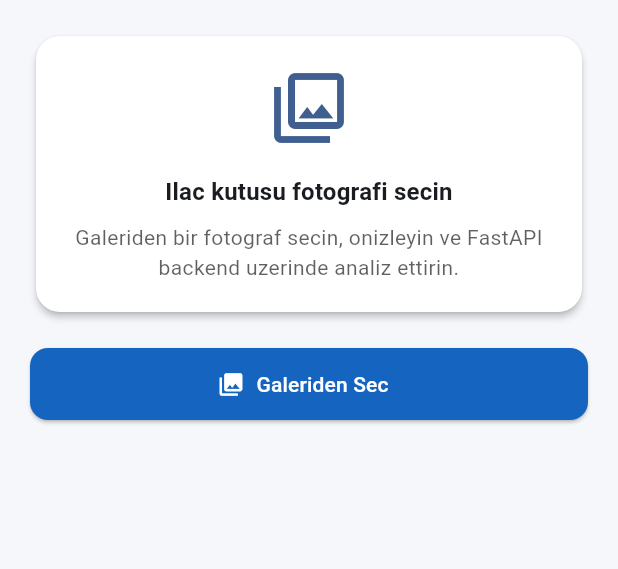
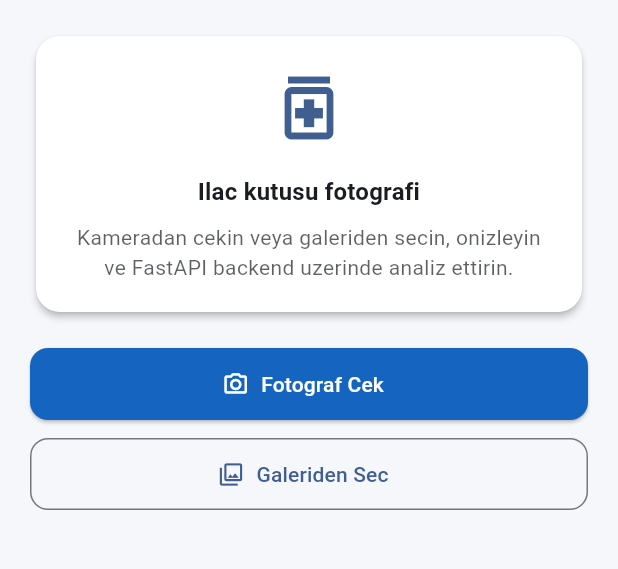
Before and after one commit to Melikeda/medicine-box-detection-yolov8, a Flutter app: the screen it shows after launch, after a tap on "Galeriden Sec", on a phone screen of 412 x 824 dp, the part 84-653 px from its top. Run offline on Flutter 3.47's test engine with Material 3 defaults, Android fonts, the phone set to English and light mode, and no system bars; our stand-ins replace image_picker.

Commit message:
Add mobile camera capture for Phase 18 home screen.
Enable direct photo capture via image_picker with Android permissions, shared preview flow, docs, and widget tests so users can scan medicine boxes without gallery-only selection.

Co-authored-by: Cursor <cursoragent@cursor.com>

```diff
--- a/mobile/lib/screens/home_screen.dart
+++ b/mobile/lib/screens/home_screen.dart
@@ -18,12 +18,36 @@ class _HomeScreenState extends State<HomeScreen> {
 
   String? _selectedImagePath;
   bool _isPicking = false;
+  _PickSource? _activePickSource;
 
-  Future<void> _pickImage() async {
-    setState(() => _isPicking = true);
+  Future<void> _pickFromGallery() {
+    return _pickImage(
+      source: _PickSource.gallery,
+      picker: _imagePickerService.pickFromGallery,
+      failureMessage: 'Galeri acilamadi',
+    );
+  }
+
+  Future<void> _captureFromCamera() {
+    return _pickImage(
+      source: _PickSource.camera,
+      picker: _imagePickerService.pickFromCamera,
+      failureMessage: 'Kamera acilamadi',
+    );
+  }
+
+  Future<void> _pickImage({
+    required _PickSource source,
+    required Future<String?> Function() picker,
+    required String failureMessage,
+  }) async {
+    setState(() {
+      _isPicking = true;
+      _activePickSource = source;
+    });
 
     try {
-      final path = await _imagePickerService.pickFromGallery();
+      final path = await picker();
       if (!mounted) {
         return;
       }
@@ -41,10 +65,13 @@ class _HomeScreenState extends State<HomeScreen> {
       if (!mounted) {
         return;
       }
-      _showError('Galeri acilamadi: $error');
+      _showError('$failureMessage: $error');
     } finally {
       if (mounted) {
-        setState(() => _isPicking = false);
+        setState(() {
+          _isPicking = false;
+          _activePickSource = null;
+        });
       }
     }
   }
@@ -75,13 +102,13 @@ class _HomeScreenState extends State<HomeScreen> {
                   child: Column(
                     children: [
                       Icon(
-                        Icons.photo_library_outlined,
+                        Icons.medication_outlined,
                         size: 56,
                         color: theme.colorScheme.primary,
                       ),
                       const SizedBox(height: 16),
                       Text(
-                        'Ilac kutusu fotografi secin',
+                        'Ilac kutusu fotografi',
                         textAlign: TextAlign.center,
                         style: theme.textTheme.titleMedium?.copyWith(
                           fontWeight: FontWeight.w600,
@@ -89,7 +116,7 @@ class _HomeScreenState extends State<HomeScreen> {
                       ),
                       const SizedBox(height: 8),
                       Text(
-                        'Galeriden bir fotograf secin, onizleyin ve '
+                        'Kameradan cekin veya galeriden secin, onizleyin ve '
                         'FastAPI backend uzerinde analiz ettirin.',
                         textAlign: TextAlign.center,
                         style: theme.textTheme.bodyMedium?.copyWith(
@@ -123,17 +150,23 @@ class _HomeScreenState extends State<HomeScreen> {
                 const SizedBox(height: 20),
               ],
               ElevatedButton.icon(
-                onPressed: _isPicking ? null : _pickImage,
-                icon: _isPicking
-                    ? const SizedBox(
-                        width: 20,
-                        height: 20,
-                        child: CircularProgressIndicator(strokeWidth: 2),
-                      )
-                    : const Icon(Icons.photo_library),
-                label: Text(
-                  _isPicking ? 'Galeri aciliyor...' : 'Galeriden Sec',
-                ),
+                onPressed: _isPicking ? null : _captureFromCamera,
+                icon: _pickIcon(_PickSource.camera),
+                label: Text(_pickLabel(
+                  source: _PickSource.camera,
+                  idle: 'Fotograf Cek',
+                  loading: 'Kamera aciliyor...',
+                )),
+              ),
+              const SizedBox(height: 12),
+              OutlinedButton.icon(
+                onPressed: _isPicking ? null : _pickFromGallery,
+                icon: _pickIcon(_PickSource.gallery),
+                label: Text(_pickLabel(
+                  source: _PickSource.gallery,
+                  idle: 'Galeriden Sec',
+                  loading: 'Galeri aciliyor...',
+                )),
               ),
             ],
           ),
@@ -142,8 +175,37 @@ class _HomeScreenState extends State<HomeScreen> {
     );
   }
 
+  Widget _pickIcon(_PickSource source) {
+    if (_isPicking && _activePickSource == source) {
+      return const SizedBox(
+        width: 20,
+        height: 20,
+        child: CircularProgressIndicator(strokeWidth: 2),
+      );
+    }
+
+    return Icon(
+      source == _PickSource.camera
+          ? Icons.photo_camera_outlined
+          : Icons.photo_library_outlined,
+    );
+  }
+
+  String _pickLabel({
+    required _PickSource source,
+    required String idle,
+    required String loading,
+  }) {
+    if (_isPicking && _activePickSource == source) {
+      return loading;
+    }
+    return idle;
+  }
+
   String _basename(String path) {
     final parts = path.split(Platform.pathSeparator);
     return parts.isEmpty ? path : parts.last;
   }
 }
+
+enum _PickSource { camera, gallery }
--- a/mobile/lib/services/image_picker_service.dart
+++ b/mobile/lib/services/image_picker_service.dart
@@ -1,17 +1,26 @@
 import 'package:image_picker/image_picker.dart';
 
-/// Galeri erisimi icin ince bir servis katmani.
+/// Galeri ve kamera erisimi icin ince servis katmani.
 class ImagePickerService {
   ImagePickerService({ImagePicker? picker}) : _picker = picker ?? ImagePicker();
 
   final ImagePicker _picker;
 
-  Future<String?> pickFromGallery() async {
+  Future<String?> pickFromGallery() {
+    return _pickImage(source: ImageSource.gallery);
+  }
+
+  Future<String?> pickFromCamera() {
+    return _pickImage(source: ImageSource.camera);
+  }
+
+  Future<String?> _pickImage({required ImageSource source}) async {
     final file = await _picker.pickImage(
-      source: ImageSource.gallery,
+      source: source,
       imageQuality: 65,
       maxWidth: 1280,
       maxHeight: 1280,
+      preferredCameraDevice: CameraDevice.rear,
     );
     return file?.path;
   }
```
Also changed, not shown: 9 other files.
